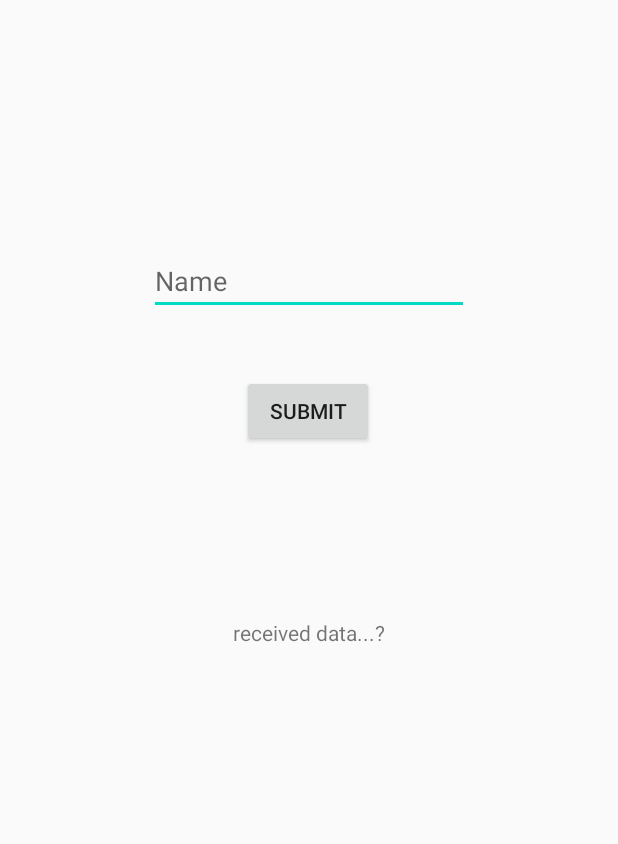
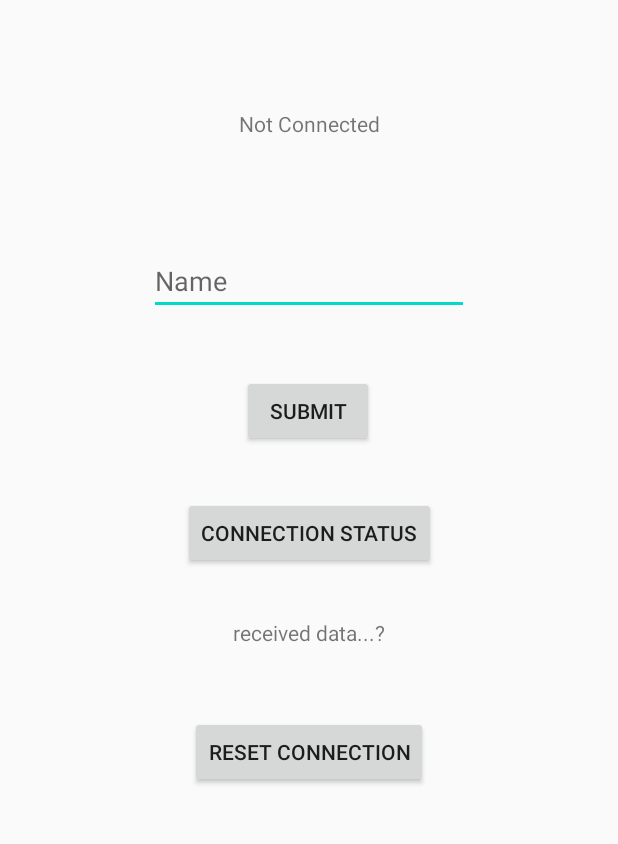
Before and after one commit to TheOriginalAcme/NotiPi, an Android app: the screen it shows after launch (MainActivity), on a phone screen of 412 x 824 dp, the part 379-1223 px from its top. Run offline under Robolectric (Android 15) with nearby library versions, the phone set to English and light mode, and no system bars; 4 statements that could not run were skipped.

```diff
--- a/Application/app/src/main/java/com/example/notipi/MainActivity.kt
+++ b/Application/app/src/main/java/com/example/notipi/MainActivity.kt
@@ -10,6 +10,9 @@ import android.widget.EditText
 import android.widget.Toast
 import androidx.annotation.RequiresApi
 import androidx.appcompat.app.AppCompatActivity
+import androidx.lifecycle.MutableLiveData
+import androidx.lifecycle.Observer
+import kotlinx.android.synthetic.main.activity_main.*
 
 @RequiresApi(Build.VERSION_CODES.M)
 class MainActivity : AppCompatActivity()
@@ -22,7 +25,7 @@ class MainActivity : AppCompatActivity()
     var permissionRequester : PermissionRequester = PermissionRequester(this)
     private lateinit var wifiDirectManager : WifiDirectManager
     private lateinit var nameInput: EditText
-    var piConnectionState : ConnectionState = ConnectionState.NOT_CONNECTED
+    var piConnectionState : MutableLiveData<ConnectionState> = MutableLiveData()
     var currentDeviceList : MutableCollection<WifiP2pDevice> = mutableListOf<WifiP2pDevice>()
 
     override fun onCreate(savedInstanceState: Bundle?) {
@@ -40,6 +43,21 @@ class MainActivity : AppCompatActivity()
         }
 
         wifiDirectManager = WifiDirectManager(this)
+        piConnectionState.value = ConnectionState.NOT_CONNECTED
+        connectionStateText.text = "Not Connected"
+        piConnectionState.observe(this, Observer {
+            when(piConnectionState.value) {
+                ConnectionState.NOT_CONNECTED -> {
+                    connectionStateText.text = "Not Connected"
+                }
+                ConnectionState.CONNECTING -> {
+                    connectionStateText.text = "Connecting"
+                }
+                ConnectionState.CONNECTED -> {
+                    connectionStateText.text = "Connected"
+                }
+            }
+        })
 
         Log.d("MainActivity", "Finished on create")
     }
@@ -79,7 +97,18 @@ class MainActivity : AppCompatActivity()
         showToast(nameInput.text.toString())
     }
 
+    fun getConnectionStatus(view: View) {
+        Log.d("getConnectionStatus", "Getting connection status")
+        wifiDirectManager.getConnectionStatus()
+        wifiDirectManager.updateDeviceList()
+    }
+
+    fun resetConnection(view: View) {
+        wifiDirectManager.resetConnection()
+    }
+
     fun showToast(text: String) {
         Toast.makeText(applicationContext, text, Toast.LENGTH_SHORT).show()
     }
+
 }
--- a/Application/app/src/main/res/layout/activity_main.xml
+++ b/Application/app/src/main/res/layout/activity_main.xml
@@ -54,4 +54,36 @@
         app:layout_constraintTop_toTopOf="parent"
         app:layout_constraintVertical_bias="0.813" />
 
+    <Button
+        android:id="@+id/button"
+        android:layout_width="wrap_content"
+        android:layout_height="wrap_content"
+        android:onClick="getConnectionStatus"
+        android:text="Connection Status"
+        app:layout_constraintBottom_toTopOf="@+id/textView"
+        app:layout_constraintEnd_toEndOf="parent"
+        app:layout_constraintStart_toStartOf="parent"
+        app:layout_constraintTop_toBottomOf="@+id/submitButton" />
+
+    <Button
+        android:id="@+id/button2"
+        android:layout_width="wrap_content"
+        android:layout_height="wrap_content"
+        android:onClick="resetConnection"
+        android:text="Reset Connection"
+        app:layout_constraintBottom_toBottomOf="parent"
+        app:layout_constraintEnd_toEndOf="parent"
+        app:layout_constraintStart_toStartOf="parent"
+        app:layout_constraintTop_toBottomOf="@+id/textView" />
+
+    <TextView
+        android:id="@+id/connectionStateText"
+        android:layout_width="wrap_content"
+        android:layout_height="wrap_content"
+        android:text="TextView"
+        app:layout_constraintBottom_toTopOf="@+id/nameInput"
+        app:layout_constraintEnd_toEndOf="parent"
+        app:layout_constraintStart_toStartOf="parent"
+        app:layout_constraintTop_toBottomOf="@+id/textView2" />
+
 </androidx.constraintlayout.widget.ConstraintLayout>
```
Also changed, not shown: Application/app/src/main/java/com/example/notipi/NotificationManager.kt (+7 -2 lines), Application/app/src/main/java/com/example/notipi/P2pDataServer.kt (+7 -3 lines), Application/app/src/main/java/com/example/notipi/WiFiDirectBroadcastReceiver.kt (+10 -10 lines), Application/app/src/main/java/com/example/notipi/WifiDirectManager.kt (+32 -7 lines).
